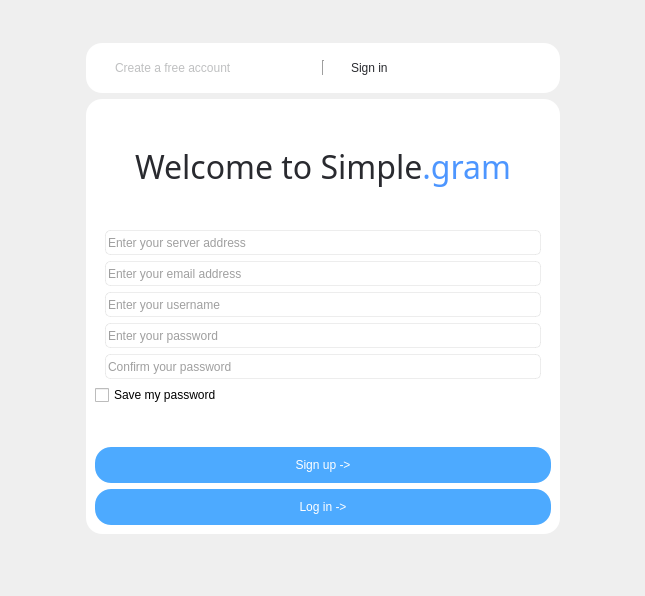
First picture: the form in simple_gram_desktop/constructor_app/widgets/login_widget.ui, repository cuttlesystems/simplegram, before the edit.
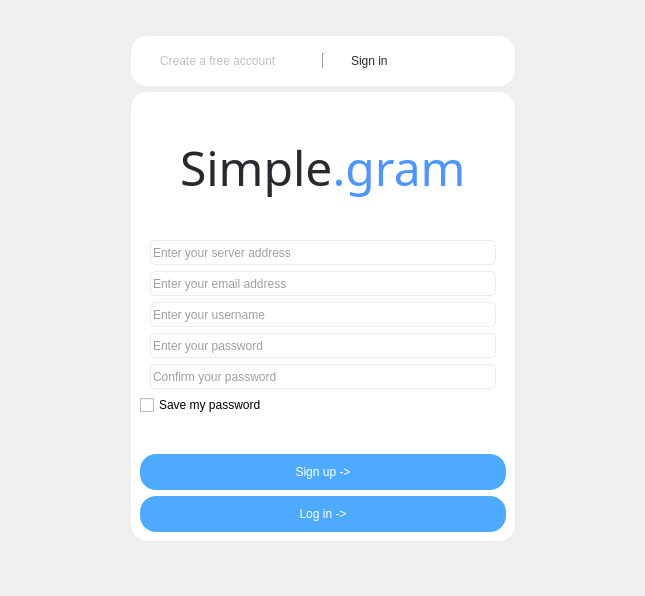
Second picture: the form after the edit.

Commit message: debug welcomeTo

```diff
--- a/simple_gram_desktop/constructor_app/widgets/login_widget.ui
+++ b/simple_gram_desktop/constructor_app/widgets/login_widget.ui
@@ -188,7 +188,7 @@
                </font>
               </property>
               <property name="text">
-               <string>&lt;html&gt;&lt;head/&gt;&lt;body&gt;&lt;p&gt;&lt;span style=&quot; font-size:24pt; color:#292a2f;&quot;&gt;Welcome to Simple&lt;/span&gt;&lt;span style=&quot; font-size:24pt; color:#4d96ff;&quot;&gt;.gram&lt;/span&gt;&lt;/p&gt;&lt;/body&gt;&lt;/html&gt;</string>
+               <string>&lt;html&gt;&lt;head/&gt;&lt;body&gt;&lt;p&gt;&lt;span style=&quot; font-size:36pt; color:#292a2f;&quot;&gt;Simple&lt;/span&gt;&lt;span style=&quot; font-size:36pt; color:#4d96ff;&quot;&gt;.gram&lt;/span&gt;&lt;/p&gt;&lt;/body&gt;&lt;/html&gt;</string>
               </property>
              </widget>
             </item>
```
